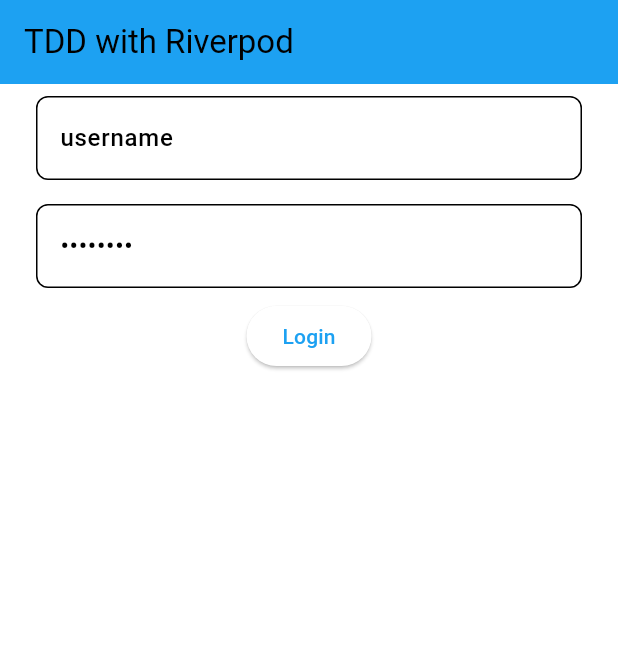
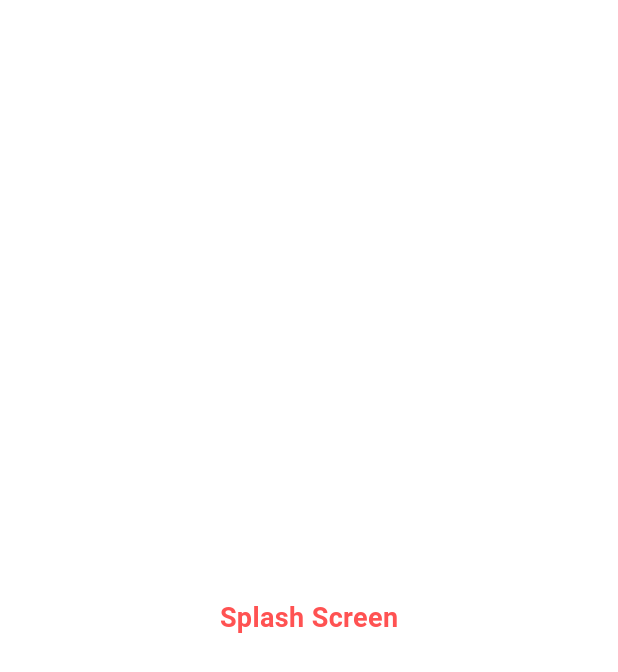
Before and after one commit to tranvuhung/clean_architecture_riverpod, a Flutter app: the first screen one second after launch, on a phone screen of 412 x 824 dp. Shown: the top 672 px of the screen. Run offline on Flutter 3.47's test engine with Material 3 defaults, Android fonts, the phone set to English and light mode, and no system bars; our stand-ins replace auto_route, dio, equatable, flutter_riverpod, freezed_annotation, shared_preferences.

Commit message:
impl app router

```diff
--- a/lib/features/authentication/presentation/screens/login_screen.dart
+++ b/lib/features/authentication/presentation/screens/login_screen.dart
@@ -1,9 +1,11 @@
+import 'package:auto_route/auto_route.dart';
 import 'package:flutter/material.dart';
 import 'package:flutter_riverpod/flutter_riverpod.dart';
 import 'package:clean_architecture_riverpod/features/authentication/presentation/providers/auth_providers.dart';
 import 'package:clean_architecture_riverpod/features/authentication/presentation/providers/state/auth_state.dart';
 import 'package:clean_architecture_riverpod/features/authentication/presentation/widgets/auth_field.dart';
 
+@RoutePage()
 class LoginScreen extends ConsumerWidget {
   static const routeName = '/loginScreen';
 
--- /dev/null
+++ b/lib/features/splash/presentation/splash_screen.dart
@@ -0,0 +1,45 @@
+import 'package:auto_route/auto_route.dart';
+import 'package:clean_architecture_riverpod/routes/app_route.dart';
+import 'package:clean_architecture_riverpod/routes/app_route.gr.dart';
+import 'package:flutter/material.dart';
+import 'package:flutter_riverpod/flutter_riverpod.dart';
+
+@RoutePage()
+class SplashScreen extends ConsumerStatefulWidget {
+  const SplashScreen({super.key});
+
+  @override
+  ConsumerState<SplashScreen> createState() => _SplashScreenState();
+}
+
+class _SplashScreenState extends ConsumerState<SplashScreen> {
+  final AppRouter appRouter = AppRouter();
+  @override
+  void initState() {
+    super.initState();
+    Future.delayed(const Duration(seconds: 2), () async {
+      // ignore: use_build_context_synchronously
+      AutoRouter.of(context).pushAndPopUntil(
+        LoginRoute(),
+        predicate: (_) => false,
+      );
+    });
+  }
+
+  @override
+  Widget build(BuildContext context) {
+    return Scaffold(
+      backgroundColor: Theme.of(context).colorScheme.surface,
+      body: const Center(
+        child: Text(
+          'Splash Screen',
+          style: TextStyle(
+            color: Colors.redAccent,
+            fontWeight: FontWeight.w600,
+            fontSize: 18.0,
+          ),
+        ),
+      ),
+    );
+  }
+}
--- a/lib/main.dart
+++ b/lib/main.dart
@@ -16,5 +16,5 @@ Future<void> mainCommon() async {
 
   runApp(ProviderScope(observers: [
     Observers(),
-  ], child: const MyApp()));
+  ], child: MyApp()));
 }
--- a/lib/main/app.dart
+++ b/lib/main/app.dart
@@ -1,19 +1,22 @@
-import 'package:clean_architecture_riverpod/features/authentication/presentation/screens/login_screen.dart';
+import 'package:clean_architecture_riverpod/routes/app_route.dart';
 import 'package:clean_architecture_riverpod/shared/theme/app_theme.dart';
 import 'package:flutter/material.dart';
 import 'package:flutter_riverpod/flutter_riverpod.dart';
 
 class MyApp extends ConsumerWidget {
-  const MyApp({super.key});
+  MyApp({super.key});
+  final appRouter = AppRouter();
+
   @override
   Widget build(BuildContext context, WidgetRef ref) {
     final themeMode = ref.watch(appThemeProvider);
-    return MaterialApp(
+    return MaterialApp.router(
       title: 'Clean Architecture Riverpod',
       theme: AppTheme.lightTheme,
       darkTheme: AppTheme.darkTheme,
       themeMode: themeMode,
-      home: LoginScreen(),
+      routeInformationParser: appRouter.defaultRouteParser(),
+      routerDelegate: appRouter.delegate(),
       debugShowCheckedModeBanner: false,
     );
   }
--- /dev/null
+++ b/lib/routes/app_route.dart
@@ -0,0 +1,13 @@
+import 'package:auto_route/auto_route.dart';
+import 'package:clean_architecture_riverpod/routes/app_route.gr.dart';
+
+@AutoRouterConfig(replaceInRouteName: 'Screen,Route')
+class AppRouter extends RootStackRouter {
+  @override
+  RouteType get defaultRouteType => RouteType.material();
+  @override
+  List<AutoRoute> get routes => [
+        AutoRoute(page: SplashRoute.page, initial: true),
+        AutoRoute(page: LoginRoute.page),
+      ];
+}
--- a/pubspec.yaml
+++ b/pubspec.yaml
@@ -18,11 +18,13 @@ dependencies:
   equatable: ^2.0.7
   freezed_annotation: ^2.4.4
   json_annotation: ^4.9.0
+  auto_route: ^9.2.2
 
 dev_dependencies:
   flutter_test:
     sdk: flutter
 
+  auto_route_generator: any
   flutter_lints: ^4.0.0
   build_runner: ^2.4.13
   freezed: ^2.5.7
```
Also changed, not shown: lib/routes/app_route.gr.dart (added), 1 other file.
